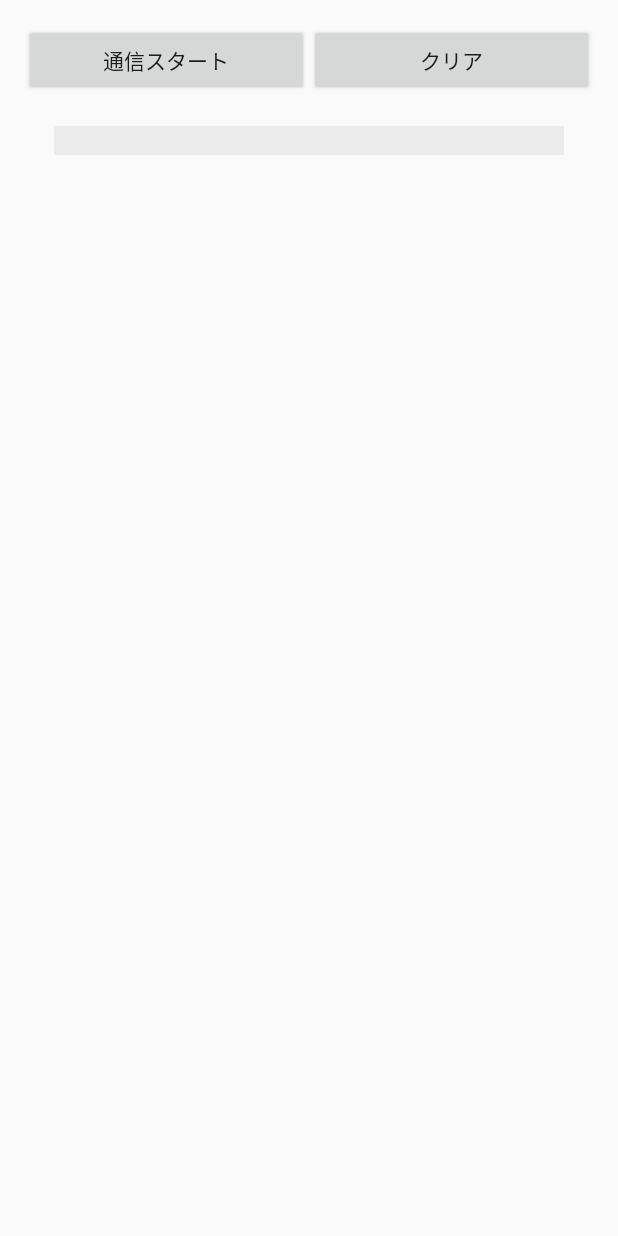
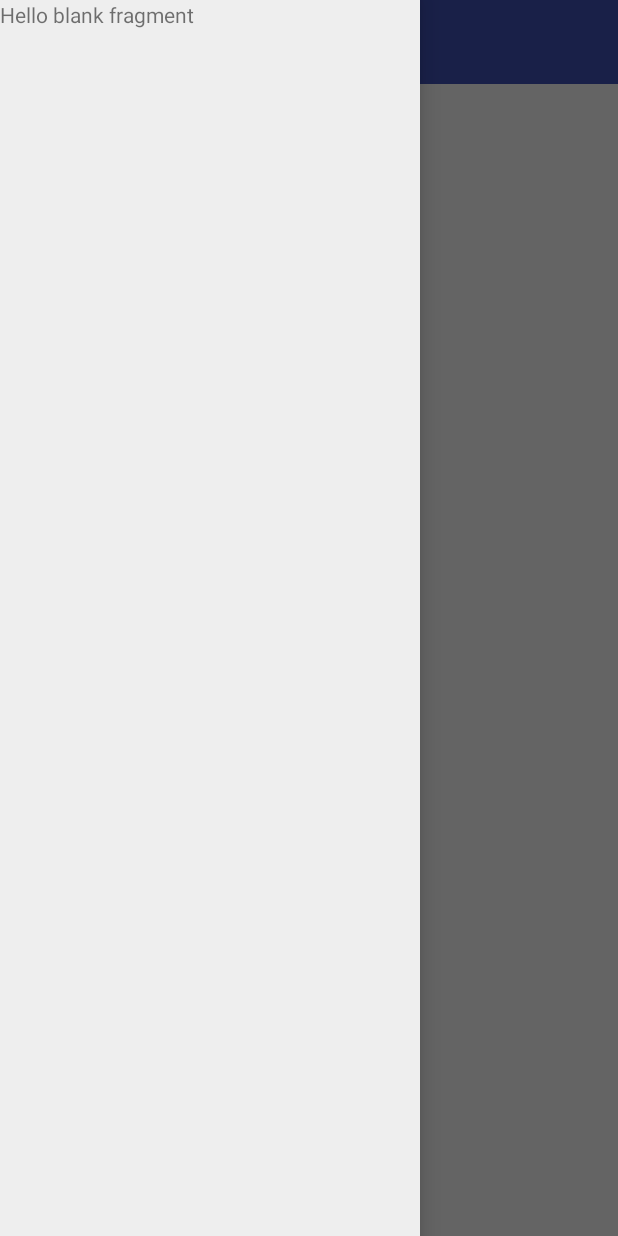
Before and after one commit to YutaKohashi/TimeTable-ECCcomp.-For-Android, an Android app: the screen it shows after launch (BeforeMainActivity before the commit, Main2Activity after it), on a phone screen of 412 x 824 dp. Run offline under Robolectric (Android 15) with nearby library versions, the phone set to English and light mode, and no system bars; 4 statements that could not run were skipped.

Commit message:
ActiveAndroidを使用した保存方法からPreferenceを利用した方法に変更 クラスの細分化 NavigationDrawerの追加

```diff
--- a/app/build.gradle
+++ b/app/build.gradle
@@ -19,10 +19,6 @@ android {
     }
 }
 
-repositories {
-    mavenCentral()
-    maven { url "https://oss.sonatype.org/content/repositories/snapshots/" }
-}
 
 dependencies {
     compile fileTree(dir: 'libs', include: ['*.jar'])
@@ -33,6 +29,6 @@ dependencies {
     compile 'com.android.support:support-v4:22.2.1'
     compile 'com.android.support:recyclerview-v7:22.2.1'
     compile 'com.android.support:cardview-v7:22.2.1'
-    compile 'com.michaelpardo:activeandroid:3.1.0-SNAPSHOT'
     compile 'com.android.support:design:22.2.1'
+    compile 'com.google.code.gson:gson:2.3.1'
 }
--- a/app/src/main/java/com/example/yutathinkpad/esc/NavigationDrawerFragment.java
+++ b/app/src/main/java/com/example/yutathinkpad/esc/NavigationDrawerFragment.java
@@ -1,8 +1,14 @@
 package com.example.yutathinkpad.esc;
 
 
+import android.content.Context;
+import android.content.SharedPreferences;
 import android.os.Bundle;
+import android.support.annotation.Nullable;
 import android.support.v4.app.Fragment;
+import android.support.v4.widget.DrawerLayout;
+import android.support.v7.app.ActionBarDrawerToggle;
+import android.support.v7.widget.Toolbar;
 import android.view.LayoutInflater;
 import android.view.View;
 import android.view.ViewGroup;
@@ -13,6 +19,25 @@ import android.view.ViewGroup;
  */
 public class NavigationDrawerFragment extends Fragment {
 
+    public static final String PREF_FILE_NAME ="testpref";
+    public static final String KEY_USER_LEARNED_DRAWER = "user_learened_drawer";
+    private ActionBarDrawerToggle mDrawerToggle;
+    private DrawerLayout mDrawerLayout;
+    private View containtView;
+
+    private boolean mUserLearnedDrawer;
+    private boolean mFromSavedInstanceState;
+
+    @Override
+    public void onCreate(@Nullable Bundle savedInstanceState) {
+        super.onCreate(savedInstanceState);
+
+        mUserLearnedDrawer = Boolean.valueOf(loadToPreferences(getActivity(),KEY_USER_LEARNED_DRAWER,"false"));
+
+        if(savedInstanceState != null){
+            mFromSavedInstanceState = true;
+        }
+    }
 
     public NavigationDrawerFragment() {
         // Required empty public constructor
@@ -26,4 +51,54 @@ public class NavigationDrawerFragment extends Fragment {
         return inflater.inflate(R.layout.fragment_navigation_drawer, container, false);
     }
 
+    public void setUp(int fragmentId, DrawerLayout drawerLayout, Toolbar toolbar) {
+        containtView = getActivity().findViewById(fragmentId);
+        mDrawerLayout = drawerLayout;
+        mDrawerToggle = new ActionBarDrawerToggle(getActivity(),drawerLayout,toolbar,R.string.drawer_open,R.string.drawer_close){
+            @Override
+            public void onDrawerOpened(View drawerView) {
+               // super.onDrawerOpened(drawerView);
+
+                if(!mUserLearnedDrawer){
+                    mUserLearnedDrawer = true;
+                    saveToPreferences(getActivity(),KEY_USER_LEARNED_DRAWER,mUserLearnedDrawer+"");
+                }
+
+                getActivity().invalidateOptionsMenu();
+            }
+
+            @Override
+            public void onDrawerClosed(View drawerView) {
+                super.onDrawerClosed(drawerView);
+                getActivity().invalidateOptionsMenu();
+            }
+        };
+
+        if(!mUserLearnedDrawer && !mFromSavedInstanceState){
+            mDrawerLayout.openDrawer(containtView);
+        }
+
+        mDrawerLayout.setDrawerListener(mDrawerToggle);
+        mDrawerLayout.post(new Runnable() {
+            @Override
+            public void run() {
+                mDrawerToggle.syncState();
+            }
+        });
+
+    }
+
+    public static void saveToPreferences(Context context,String preferenceName,String preferenceValue){
+        SharedPreferences sharedPreferences = context.getSharedPreferences(PREF_FILE_NAME,context.MODE_PRIVATE);
+        SharedPreferences.Editor editor = sharedPreferences.edit();
+        editor.putString(preferenceName,preferenceValue);
+        editor.commit();
+    }
+
+
+    public static String loadToPreferences(Context context,String preferenceName,String preferenceValue){
+        SharedPreferences sharedPreferences = context.getSharedPreferences(PREF_FILE_NAME,context.MODE_PRIVATE);
+        return sharedPreferences.getString(preferenceName,preferenceValue);
+    }
+
 }
--- a/app/src/main/java/com/example/yutathinkpad/esc/activity/BeforeMainActivity.java
+++ b/app/src/main/java/com/example/yutathinkpad/esc/activity/BeforeMainActivity.java
@@ -18,6 +18,7 @@ import com.anprosit.android.promise.Task;
 
 import com.example.yutathinkpad.esc.R;
 import com.example.yutathinkpad.esc.http.JavaNetCookieJar;
+import com.example.yutathinkpad.esc.http.UpdateTimeTable;
 import com.example.yutathinkpad.esc.object.TimeBlock;
 import com.example.yutathinkpad.esc.tools.CreateTimeTableLists;
 import com.example.yutathinkpad.esc.tools.GetValuesBase;
@@ -38,7 +39,7 @@ import okhttp3.Request;
 import okhttp3.RequestBody;
 import okhttp3.Response;
 
-public class BeforeMainActivity extends Activity {
+public class  BeforeMainActivity extends AppCompatActivity {
 
     Button mBtnStart;
     Button mBtnEnd;
@@ -57,11 +58,13 @@ public class BeforeMainActivity extends Activity {
     final String TAG ="error:::";
 
     //月曜日から金曜日の曜日ごとのリスト
-    static List<TimeBlock> MondayList;
-    static List<TimeBlock> TuesdayList;
-    static List<TimeBlock> WednesdayList;
-    static List<TimeBlock> ThursdayList;
-    static List<TimeBlock> FridayList;
+    List<TimeBlock> MondayList;
+    List<TimeBlock> TuesdayList;
+    List<TimeBlock> WednesdayList;
+    List<TimeBlock> ThursdayList;
+    List<TimeBlock> FridayList;
+
+    UpdateTimeTable utt;
 
     @Override
     protected void onCreate(Bundle savedInstanceState) {
@@ -90,10 +93,20 @@ public class BeforeMainActivity extends Activity {
                 .cookieJar(cookieJar)
                 .build();
 
+
         //リセットボタン
         mBtnStart.setOnClickListener(new View.OnClickListener() {
             @Override
             public void onClick(View v) {
+
+
+                MondayList = new ArrayList<>();
+                TuesdayList = new ArrayList<>();
+                WednesdayList = new ArrayList<>();
+                ThursdayList = new ArrayList<>();
+                FridayList = new ArrayList<>();
+
+
                 Promise.with(this,String.class).then(new Task<String,String>(){
                     @Override
                     public void run(String s, NextTask<String> nextTask) {
@@ -116,7 +129,7 @@ public class BeforeMainActivity extends Activity {
                         try {
                             // ログインページヘ
                             response = client.newCall(request).execute();
-                            Thread.sleep(1500);
+                            Thread.sleep(500);
                             mLastResponse = response.body().string();
                         } catch (IOException|InterruptedException e) {
                             e.printStackTrace();
@@ -151,7 +164,7 @@ public class BeforeMainActivity extends Activity {
                             // ログイン
                             Log.d(TAG,"POST");
                             response = client.newCall(request).execute();
-                            Thread.sleep(1500);
+                            Thread.sleep(500);
 
                             mLastResponse = response.body().string();
                         } catch (IOException |InterruptedException e) {
@@ -275,6 +288,14 @@ public class BeforeMainActivity extends Activity {
                         }
 
                         /********************** リスト完成 **********************/
+                        /******************* 以下データベース登録処理 ******************/
+//                        SaveManager saveManager = new SaveManager();
+//                        saveManager.saveManagerWithSqlite(MondayList,1);
+//                        saveManager.saveManagerWithSqlite(TuesdayList,2);
+//                        saveManager.saveManagerWithSqlite(WednesdayList,3);
+//                        saveManager.saveManagerWithSqlite(ThursdayList,4);
+//                        saveManager.saveManagerWithSqlite(FridayList,5);
+
 
                         String LastResult = "";
                         for(TimeBlock tb:MondayList){
@@ -320,6 +341,11 @@ public class BeforeMainActivity extends Activity {
             public void onClick(View view) {
                 textView.setText("");
 
+//                LoadManager loadManager = new LoadManager();
+//
+//                loadManager.loadManagerfromSqlite(1);
+
+
                 Promise.with(this,String.class).thenOnAsyncThread(new Task<String, String>() {
                     @Override
                     public void run(String s, NextTask<String> nextTask) {
@@ -338,6 +364,8 @@ public class BeforeMainActivity extends Activity {
                         }
                     }
                 });
+
+                Toast.makeText(BeforeMainActivity.this,"ログアウト",Toast.LENGTH_LONG).show();
             }
         });
 
--- /dev/null
+++ b/app/src/main/java/com/example/yutathinkpad/esc/activity/Main2Activity.java
@@ -0,0 +1,36 @@
+package com.example.yutathinkpad.esc.activity;
+
+import android.support.v4.widget.DrawerLayout;
+import android.support.v7.app.AppCompatActivity;
+import android.os.Bundle;
+import android.support.v7.widget.Toolbar;
+
+import com.example.yutathinkpad.esc.NavigationDrawerFragment;
+import com.example.yutathinkpad.esc.R;
+import com.example.yutathinkpad.esc.http.UpdateTimeTable;
+
+public class Main2Activity extends AppCompatActivity {
+    Toolbar toolbar;
+    @Override
+    protected void onCreate(Bundle savedInstanceState) {
+        super.onCreate(savedInstanceState);
+        setContentView(R.layout.activity_main2);
+        toolbar = (Toolbar)findViewById(R.id.toolbar);
+        setSupportActionBar(toolbar);
+
+        getSupportActionBar().setDisplayShowHomeEnabled(true);
+
+
+        NavigationDrawerFragment drawerFragment = (NavigationDrawerFragment)getSupportFragmentManager().findFragmentById(R.id.navigation_drawer);
+        drawerFragment.setUp(R.id.navigation_drawer,(DrawerLayout)findViewById(R.id.drawer_layout),toolbar);
+
+        //通信
+        UpdateTimeTable utt = new UpdateTimeTable();
+        utt.upDateTimeTable(Main2Activity.this);
+
+
+
+
+
+    }
+}
--- a/app/src/main/java/com/example/yutathinkpad/esc/http/UpdateTimeTable.java
+++ b/app/src/main/java/com/example/yutathinkpad/esc/http/UpdateTimeTable.java
@@ -10,8 +10,7 @@ import com.anprosit.android.promise.Callback;
 import com.anprosit.android.promise.NextTask;
 import com.anprosit.android.promise.Promise;
 import com.anprosit.android.promise.Task;
-import com.example.yutathinkpad.esc.database.SaveManager;
-import com.example.yutathinkpad.esc.database.TimeTable;
+import com.example.yutathinkpad.esc.preference.SaveManager;
 import com.example.yutathinkpad.esc.object.TimeBlock;
 import com.example.yutathinkpad.esc.tools.CreateTimeTableLists;
 
@@ -20,6 +19,7 @@ import com.example.yutathinkpad.esc.tools.GetValuesBase;
 import java.io.IOException;
 import java.net.CookieManager;
 import java.net.CookiePolicy;
+import java.util.ArrayList;
 import java.util.List;
 import java.util.regex.Matcher;
 import java.util.regex.Pattern;
@@ -39,6 +39,8 @@ public class UpdateTimeTable {
     static final String URL1 = "http://comp2.ecc.ac.jp/sutinfo/login";          //ログイン画面
     static final String URL2 = "http://comp2.ecc.ac.jp/sutinfo/auth/attempt";   //実ログイン
     static final String URL3 ="http://comp2.ecc.ac.jp/sutinfo/logout";
+
+    static final String prefName ="sample";
 
     static final String userId = "2140257";
     static final String password = "455478";
@@ -61,13 +63,28 @@ public class UpdateTimeTable {
    CookieJar cookieJar;
     GetValuesBase getValuesBase;
 
+    SaveManager saveManager;
+
 
     public void upDateTimeTable(final Context context){
+
+        MondayList = new ArrayList<>();
+        TuesdayList = new ArrayList<>();
+        WednesdayList = new ArrayList<>();
+        ThursdayList = new ArrayList<>();
+        FridayList = new ArrayList<>();
+
+        dialog = new ProgressDialog(context);
 
         cookieManager = new CookieManager();
         cookieJar = new JavaNetCookieJar(cookieManager);
         cookieManager.setCookiePolicy(CookiePolicy.ACCEPT_ALL);
         getValuesBase = new GetValuesBase();
+
+        client = new OkHttpClient.Builder()
+                //.proxy(p)
+                .cookieJar(cookieJar)
+                .build();
 
         Promise.with(this,String.class).then(new Task<String,String>(){
             @Override
@@ -272,13 +289,13 @@ public class UpdateTimeTable {
 
                 /********************** 以上でリスト完成 **********************/
                 /******************* 以下データベース登録処理 ******************/
-                SaveManager saveManager = new SaveManager();
-                saveManager.saveManagerWithSqlite(MondayList,1);
-                saveManager.saveManagerWithSqlite(TuesdayList,2);
-                saveManager.saveManagerWithSqlite(WednesdayList,3);
-                saveManager.saveManagerWithSqlite(ThursdayList,4);
-                saveManager.saveManagerWithSqlite(FridayList,5);
 
+                saveManager = new SaveManager();
+                saveManager.saveMangerWithPreference(context,prefName,MondayList,"monList");
+                saveManager.saveMangerWithPreference(context,prefName,TuesdayList,"tueList");
+                saveManager.saveMangerWithPreference(context,prefName,WednesdayList,"wedList");
+                saveManager.saveMangerWithPreference(context,prefName,ThursdayList,"thurList");
+                saveManager.saveMangerWithPreference(context,prefName,FridayList,"friList");
 
                 dialog.dismiss();
             }
--- a/app/src/main/java/com/example/yutathinkpad/esc/object/TimeBlock.java
+++ b/app/src/main/java/com/example/yutathinkpad/esc/object/TimeBlock.java
@@ -7,7 +7,9 @@ public class TimeBlock {
     String classRoom;
     String  subject;
 
+    //コンストラクタ
     public TimeBlock(){
+        super();
         classRoom = "";
         subject = "";
     }
--- /dev/null
+++ b/app/src/main/java/com/example/yutathinkpad/esc/preference/SaveManager.java
@@ -0,0 +1,30 @@
+package com.example.yutathinkpad.esc.preference;
+
+import android.content.Context;
+import android.content.SharedPreferences;
+
+import com.example.yutathinkpad.esc.object.TimeBlock;
+import com.google.gson.Gson;
+
+import java.sql.Time;
+import java.util.ArrayList;
+import java.util.List;
+
+/**
+ * Created by YutaThinkPad on 2016/03/25.
+ */
+public class SaveManager {
+
+    public SaveManager(){
+
+    }
+
+    public void saveMangerWithPreference(Context context, String prefName, List<TimeBlock> arrayList, String key){
+        SharedPreferences sharedPreferences;
+        Gson gson;
+
+        sharedPreferences = context.getSharedPreferences(prefName,context.MODE_PRIVATE);
+        gson = new Gson();
+        sharedPreferences.edit().putString(key,gson.toJson(arrayList)).commit();
+    }
+}
--- /dev/null
+++ b/app/src/main/res/layout/activity_main2.xml
@@ -0,0 +1,37 @@
+<?xml version="1.0" encoding="utf-8"?>
+<android.support.v4.widget.DrawerLayout
+    xmlns:android="http://schemas.android.com/apk/res/android"
+    xmlns:tools="http://schemas.android.com/tools"
+    android:id="@+id/drawer_layout"
+    android:layout_height="match_parent"
+    android:layout_width="match_parent"
+    xmlns:app="http://schemas.android.com/apk/res-auto">
+
+    <RelativeLayout
+        android:layout_width="match_parent"
+        android:layout_height="match_parent"
+        tools:context="com.example.yutathinkpad.esc.activity.Main2Activity">
+
+        <android.support.v7.widget.Toolbar
+            android:layout_width="match_parent"
+            android:layout_height="wrap_content"
+            android:background="@color/colorPrimary"
+            android:id="@+id/toolbar">
+
+        </android.support.v7.widget.Toolbar>
+
+
+        <TextView
+            android:layout_width="wrap_content"
+            android:layout_height="wrap_content" />
+    </RelativeLayout>
+
+    <fragment
+        android:layout_width="@dimen/nav_drawer_width"
+        android:id="@+id/navigation_drawer"
+        android:layout_height="match_parent"
+        android:layout_gravity="start"
+        app:layout="@layout/fragment_navigation_drawer"
+        android:name="com.example.yutathinkpad.esc.NavigationDrawerFragment"
+        tools:layout="@layout/fragment_navigation_drawer" />
+</android.support.v4.widget.DrawerLayout>
--- a/app/src/main/res/layout/fragment_navigation_drawer.xml
+++ b/app/src/main/res/layout/fragment_navigation_drawer.xml
@@ -2,6 +2,7 @@
     xmlns:tools="http://schemas.android.com/tools"
     android:layout_width="match_parent"
     android:layout_height="match_parent"
+    android:background="#EEE"
     tools:context="com.example.yutathinkpad.esc.NavigationDrawerFragment">
 
     <!-- TODO: Update blank fragment layout -->
--- a/app/src/main/res/values/strings.xml
+++ b/app/src/main/res/values/strings.xml
@@ -3,4 +3,8 @@
 
     <!-- TODO: Remove or change this placeholder text -->
     <string name="hello_blank_fragment">Hello blank fragment</string>
+
+
+    <string name="drawer_open">open</string>
+    <string name="drawer_close">close</string>
 </resources>
--- a/app/src/main/res/values/styles.xml
+++ b/app/src/main/res/values/styles.xml
@@ -1,7 +1,7 @@
 <resources>
 
     <!-- Base application theme. -->
-    <style name="AppTheme" parent="Theme.AppCompat.Light.DarkActionBar">
+    <style name="AppTheme" parent="Theme.AppCompat.Light.NoActionBar">
         <!-- Customize your theme here. -->
         <item name="colorPrimary">@color/colorPrimary</item>
         <item name="colorPrimaryDark">@color/colorPrimaryDark</item>
```
Also changed, not shown: app/src/main/AndroidManifest.xml (+4 -9 lines), app/src/main/java/com/example/yutathinkpad/esc/database/SaveManager.java (deleted, +0 -41 lines), app/src/main/java/com/example/yutathinkpad/esc/database/TimeTable.java (deleted, +0 -30 lines), app/src/main/java/com/example/yutathinkpad/esc/preference/LoadManager.java (added, +34 -0 lines), app/src/main/java/com/example/yutathinkpad/esc/tools/CreateWeekListManager.java (added, +13 -0 lines).
